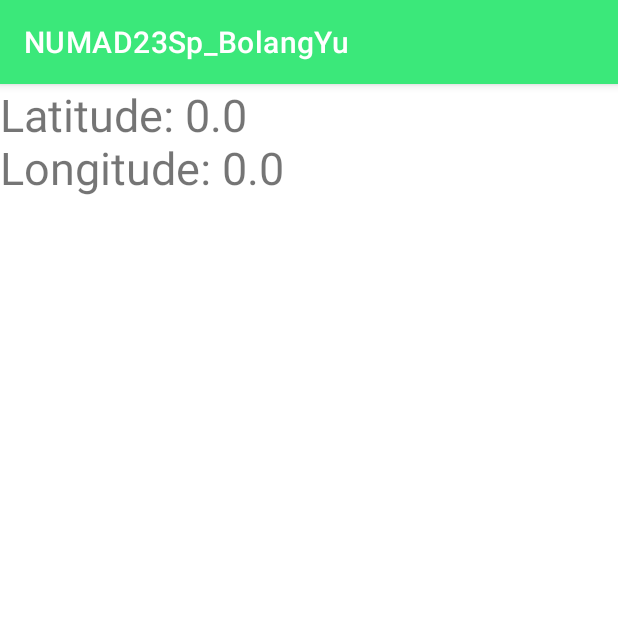
After one commit to snoopppy/A1-First-App, an Android app: the Location screen opened directly, with no data from a screen before it, on a phone screen of 412 x 824 dp, the top half of it. The commit adds this screen. Run offline under Robolectric (Android 15) with nearby library versions, the phone set to English and light mode, and no system bars; 2 statements that could not run were skipped.

Commit message:
add the current latitude and  longitude

```diff
--- a/app/build.gradle
+++ b/app/build.gradle
@@ -37,7 +37,7 @@ dependencies {
     implementation 'androidx.constraintlayout:constraintlayout:2.1.3'
     implementation 'androidx.recyclerview:recyclerview:1.3.0-rc01'
     implementation 'androidx.cardview:cardview:1.0.0'
-    implementation 'androidx.core:core-ktx:+'
+    implementation 'androidx.core:core-ktx:1.9.0'
     testImplementation 'junit:junit:4.13.2'
     androidTestImplementation 'androidx.test.ext:junit:1.1.3'
     androidTestImplementation 'androidx.test.espresso:espresso-core:3.4.0'
--- /dev/null
+++ b/app/src/main/java/edu/northeastern/numad23sp_bolangyu/Location.java
@@ -0,0 +1,63 @@
+package edu.northeastern.numad23sp_bolangyu;
+
+import androidx.annotation.NonNull;
+import androidx.appcompat.app.AppCompatActivity;
+import androidx.core.app.ActivityCompat;
+
+import android.content.Context;
+import android.content.pm.PackageManager;
+import android.location.LocationListener;
+import android.location.LocationManager;
+import android.os.Bundle;
+import android.os.FileObserver;
+import android.widget.TextView;
+
+public class Location extends AppCompatActivity implements LocationListener {
+
+    private LocationManager locationManager;
+    private TextView textLocation;
+
+
+    @Override
+    protected void onCreate(Bundle savedInstanceState) {
+        super.onCreate(savedInstanceState);
+        setContentView(R.layout.activity_location);
+
+        textLocation = findViewById(R.id.text_location);
+        locationManager = (LocationManager) getSystemService(Context.LOCATION_SERVICE);
+        if (ActivityCompat.checkSelfPermission(this, android.Manifest.permission.ACCESS_FINE_LOCATION) != PackageManager.PERMISSION_GRANTED && ActivityCompat.checkSelfPermission(this, android.Manifest.permission.ACCESS_COARSE_LOCATION) != PackageManager.PERMISSION_GRANTED) {
+            // TODO: Consider calling
+            //    ActivityCompat#requestPermissions
+            // here to request the missing permissions, and then overriding
+            //   public void onRequestPermissionsResult(int requestCode, String[] permissions,
+            //                                          int[] grantResults)
+            // to handle the case where the user grants the permission. See the documentation
+            // for ActivityCompat#requestPermissions for more details.
+            return;
+        }
+        android.location.Location location = locationManager.getLastKnownLocation(locationManager.NETWORK_PROVIDER);
+        onLocationChanged(location);
+    }
+
+    @Override
+    public void onLocationChanged(@NonNull android.location.Location location) {
+        double longitude = location.getLongitude();
+        double latitude = location.getLatitude();
+        textLocation.setText("Latitude: "+latitude+"\n"+"Longitude: "+ longitude);
+    }
+
+    @Override
+    public void onStatusChanged(String provider, int status, Bundle extras) {
+        LocationListener.super.onStatusChanged(provider, status, extras);
+    }
+
+    @Override
+    public void onProviderEnabled(@NonNull String provider) {
+        LocationListener.super.onProviderEnabled(provider);
+    }
+
+    @Override
+    public void onProviderDisabled(@NonNull String provider) {
+        LocationListener.super.onProviderDisabled(provider);
+    }
+}
--- /dev/null
+++ b/app/src/main/res/layout/activity_location.xml
@@ -0,0 +1,19 @@
+<?xml version="1.0" encoding="utf-8"?>
+<LinearLayout xmlns:android="http://schemas.android.com/apk/res/android"
+    xmlns:app="http://schemas.android.com/apk/res-auto"
+    xmlns:tools="http://schemas.android.com/tools"
+    android:layout_width="match_parent"
+    android:layout_height="match_parent"
+    android:orientation="vertical"
+
+    tools:context=".Location">
+
+    <TextView
+        android:id="@+id/text_location"
+        android:layout_width="wrap_content"
+        android:layout_height="wrap_content"
+        android:text="Location"
+        android:textSize="30dp"/>
+
+
+</LinearLayout>
```
Also changed, not shown: app/src/main/AndroidManifest.xml (+9 -3 lines), app/src/main/java/edu/northeastern/numad23sp_bolangyu/MainActivity.java (+15 -0 lines), app/src/main/res/layout/activity_main.xml (+19 -6 lines).
